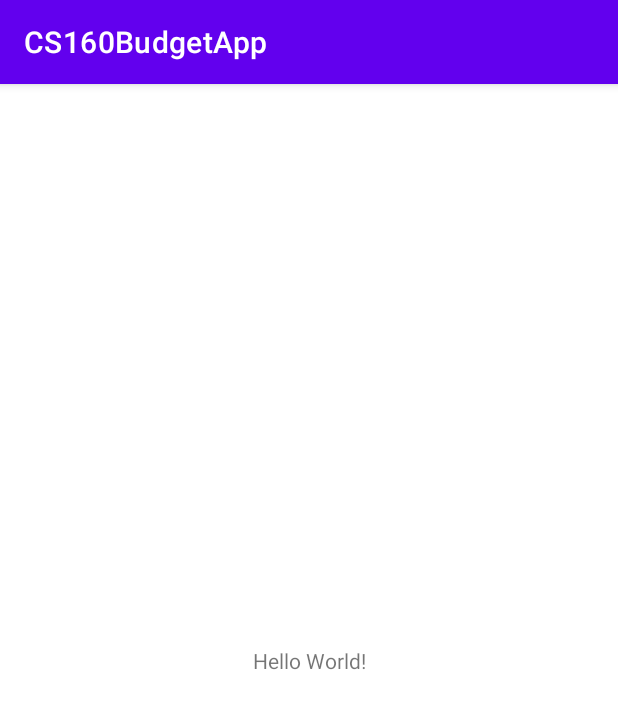
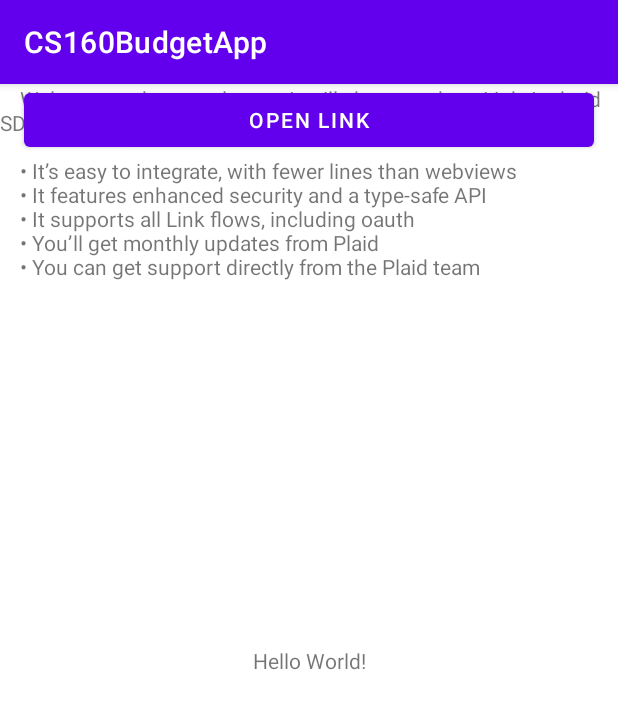
Before and after one commit to yesollee1/CS160BudgetApp, an Android app: the screen it shows after launch (MainActivity), on a phone screen of 412 x 824 dp. Shown: the top 709 px of the screen. Run offline under Robolectric (Android 15) with nearby library versions, the phone set to English and light mode, and no system bars; libraries missing offline, so code that uses them is left out: com.plaid.link.

Commit message:
Ignore this branch for now

```diff
--- a/app/src/main/res/layout/activity_main.xml
+++ b/app/src/main/res/layout/activity_main.xml
@@ -15,6 +15,36 @@
         app:layout_constraintRight_toRightOf="parent"
         app:layout_constraintTop_toTopOf="parent" />
 
+    <TextView
+        android:id="@+id/public_token_result"
+        style="@style/PlaidText.H4.Semibold"
+        android:layout_width="match_parent"
+        android:layout_height="wrap_content"
+        android:gravity="start|center"
+        tools:text="public_token:\npublic-sandbox-12341234" />
+
+    <TextView
+        android:id="@+id/result"
+        style="@style/PlaidText.B1.Regular"
+        android:layout_width="match_parent"
+        android:layout_height="0dp"
+        android:layout_weight="1"
+        android:autoLink="all"
+        android:gravity="start|center"
+        android:text="    Welcome to the sample app. It will show you how Link Android SDK can integrate with your own app. We hope you’ll find that:\n
+    \n\t&#8226; It’s easy to integrate, with fewer lines than webviews
+    \n\t&#8226; It features enhanced security and a type-safe API
+    \n\t&#8226; It supports all Link flows, including oauth
+    \n\t&#8226; You’ll get monthly updates from Plaid
+    \n\t&#8226; You can get support directly from the Plaid team" />
+
+    <Button
+        android:id="@+id/open_link"
+
+        android:layout_width="match_parent"
+        android:layout_height="wrap_content"
+        android:layout_margin="16dp"
+        android:text="Open Link" />
 
 
 </androidx.constraintlayout.widget.ConstraintLayout>
```
Also changed, not shown: app/src/main/java/cs160/dataLayer/LinkSampleApi.kt (added, +18 -0 lines), app/src/main/java/cs160/dataLayer/LinkTokenRequester.kt (added, +41 -0 lines), app/src/main/java/cs160/dataLayer/MainActivity.java (+20 -7 lines).
